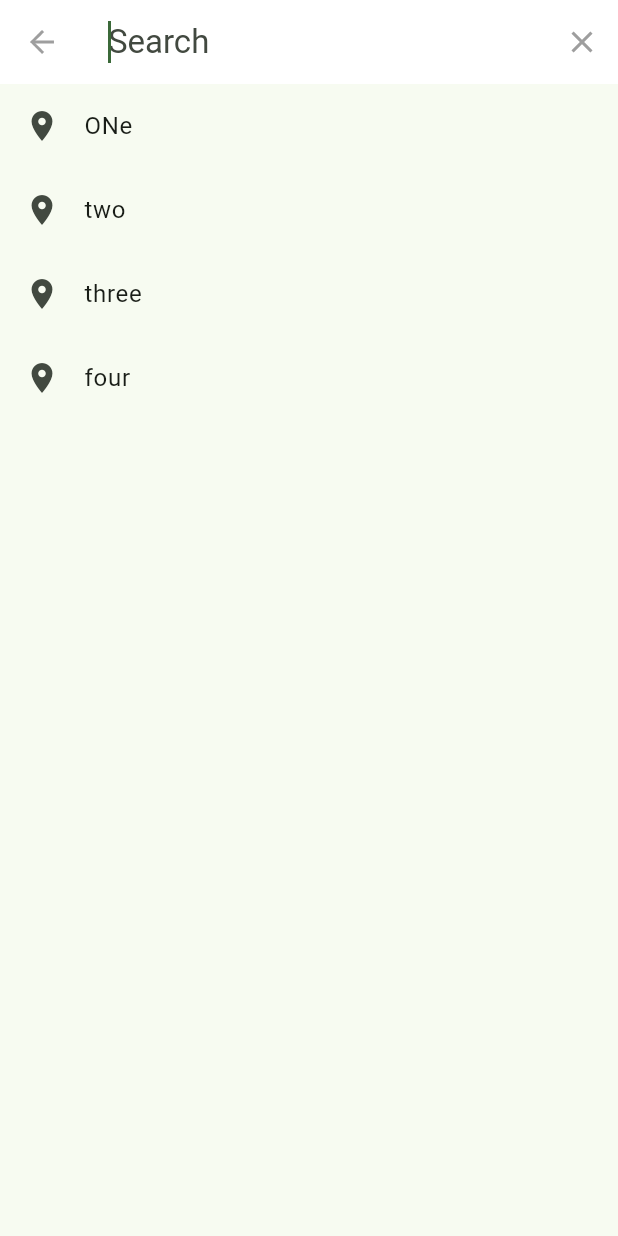
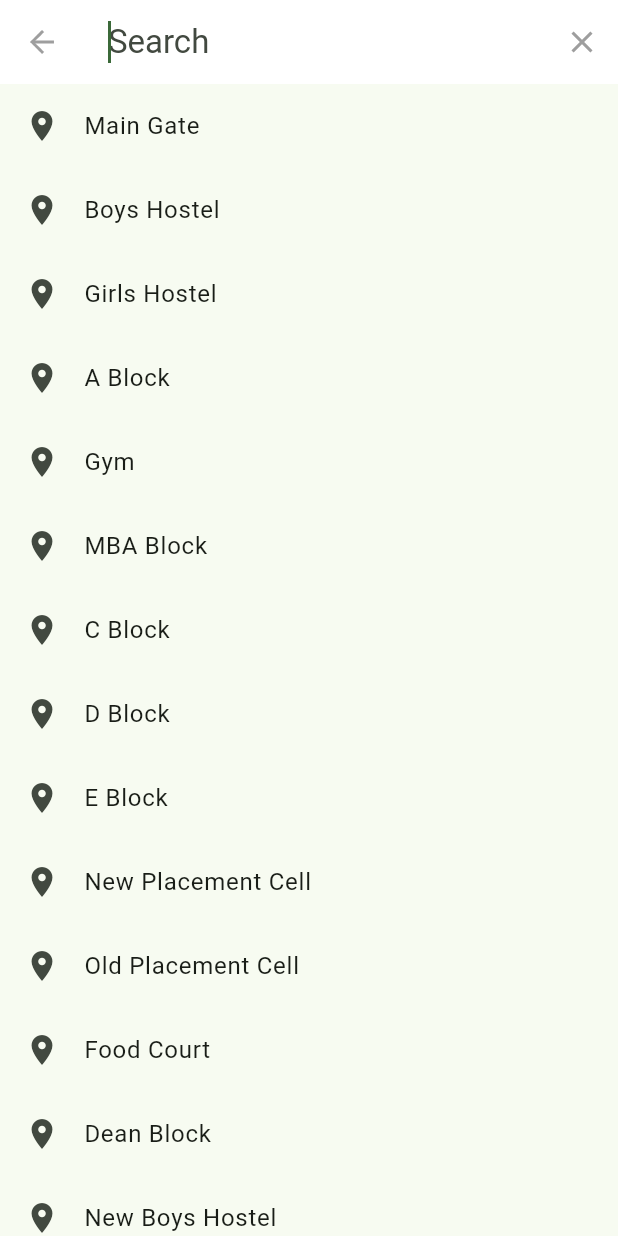
Before and after one commit to Shiddeshwaran-Selvarasu/kce_maps, a Flutter app: the screen it shows after launch, after a tap on the "search" icon, on a phone screen of 412 x 824 dp. Run offline on Flutter 3.47's test engine with Material 2 defaults, Android fonts, the phone set to English and light mode, and no system bars; our stand-ins replace firebase_core, google_maps_flutter; accounts and stored records are empty.

Commit message:
added search functionality

```diff
--- a/lib/Utils/search__bar.dart
+++ b/lib/Utils/search__bar.dart
@@ -1,14 +1,29 @@
 import 'package:flutter/material.dart';
 
 class SearchBar extends SearchDelegate<String> {
-  List<String> searchList = ["ONe", "two", "three", "four"];
+  List<String> searchList = [
+    "Main Gate",
+    "Boys Hostel",
+    "Girls Hostel",
+    "A Block",
+    "Gym",
+    "MBA Block",
+    "C Block",
+    "D Block",
+    "E Block",
+    "New Placement Cell",
+    "Old Placement Cell",
+    "Food Court",
+    "Dean Block",
+    "New Boys Hostel",
+  ];
 
   @override
   List<Widget>? buildActions(BuildContext context) {
     return [
       IconButton(
         onPressed: () {
-          if(query == ""){
+          if (query == "") {
             close(context, "");
           } else {
             query = "";
@@ -40,8 +55,9 @@ class SearchBar extends SearchDelegate<String> {
 
   @override
   Widget buildSuggestions(BuildContext context) {
-    List<String> suggestions =
-        searchList.where((text) => text.toLowerCase().contains(query.toLowerCase())).toList();
+    List<String> suggestions = searchList
+        .where((text) => text.toLowerCase().contains(query.toLowerCase()))
+        .toList();
     return ListView.builder(
       itemCount: suggestions.length,
       itemBuilder: (context, index) {
```
